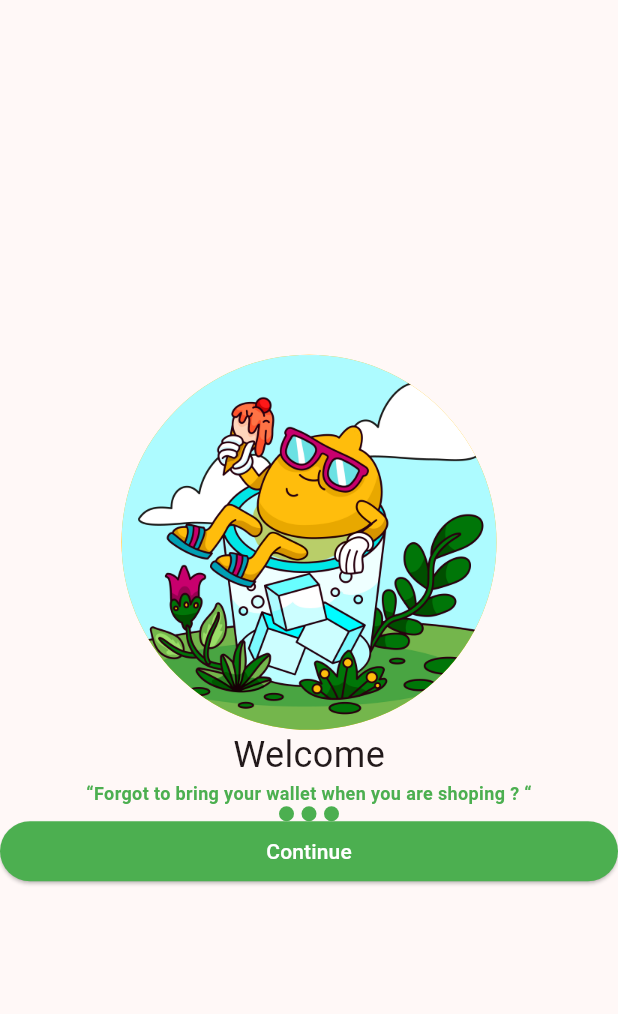
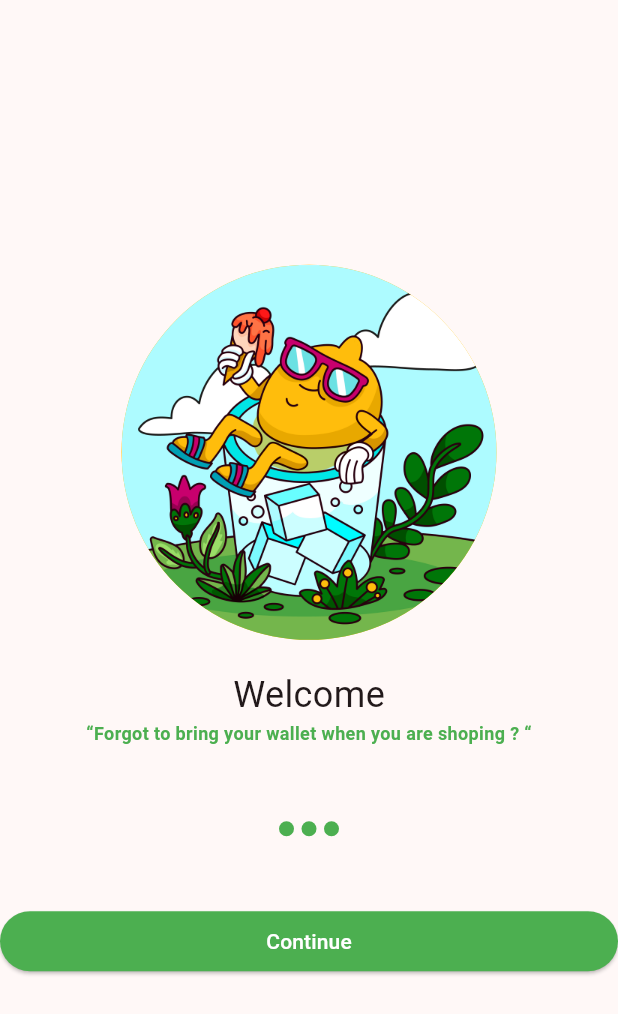
Before and after one commit to GAJAHGAJAH/KB1179-1123150165-uts, a Flutter app: the screen it shows after launch, on a phone screen of 412 x 824 dp. Shown: the top 1014 px of the screen. Run offline on Flutter 3.47's test engine with Material 3 defaults, Android fonts, the phone set to English and light mode, and no system bars.

Commit message:
memberi jarak dari setiap objek/widget

```diff
--- a/lib/screen/SplashScreen1.dart
+++ b/lib/screen/SplashScreen1.dart
@@ -23,6 +23,7 @@ class Splashscreen1 extends StatelessWidget {
                 ),
               ),
             ),
+            SizedBox(height: 20),
             Text(
               "Welcome",
               style: TextStyle(fontSize: 24.0, fontWeight: FontWeight.normal),
@@ -35,6 +36,7 @@ class Splashscreen1 extends StatelessWidget {
                 fontWeight: FontWeight.bold,
               ),
             ),
+            SizedBox(height: 50),
             Row(
               mainAxisAlignment: MainAxisAlignment.center,
               children: [
@@ -66,6 +68,7 @@ class Splashscreen1 extends StatelessWidget {
                 ),
               ],
             ),
+            SizedBox(height: 50),
             SizedBox(
               height: 40,
               width: double.infinity,
```
